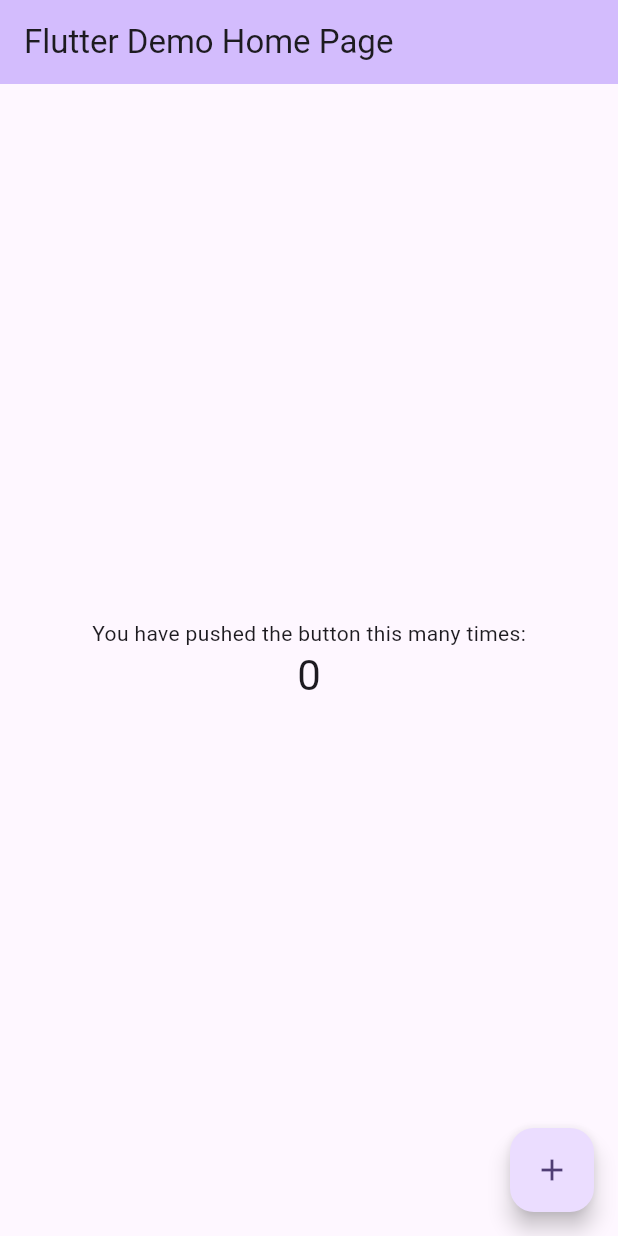
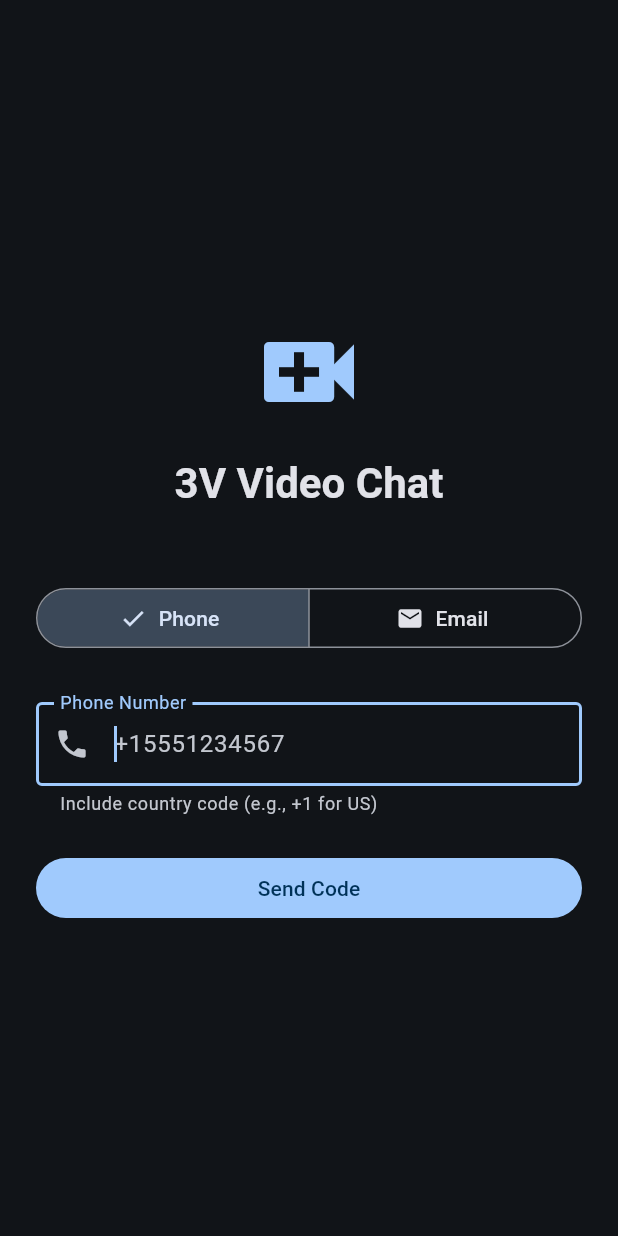
Before and after one commit to bobbygenerik/3v-repo, a Flutter app: the screen it shows after launch, on a phone screen of 412 x 824 dp. Run offline on Flutter 3.47's test engine with Material 3 defaults, Android fonts, the phone set to English and light mode, and no system bars; our stand-ins replace firebase_auth, firebase_core; accounts and stored records are empty.

Commit message:
feat(flutter): implement authentication foundation
Created complete auth system supporting both Android and iOS:

AuthService (services/auth_service.dart):
- Firebase Auth wrapper with ChangeNotifier for reactive state
- Phone authentication (SMS verification flow)
- Email/password authentication (sign in + sign up)
- User-friendly error mapping
- Auth state stream for reactive UI

AuthScreen (screens/auth_screen.dart):
- Segmented control to toggle phone/email auth
- Phone: E.164 format input → SMS code verification
- Email: Sign in / Sign up with validation
- Loading states and error handling
- Material 3 design with dark theme

HomeScreen (screens/home_screen.dart):
- Welcome screen showing authenticated user
- Sign out functionality
- Placeholder for call features (next step)

Main app structure:
- Provider for state management
- StreamBuilder for auth state reactivity
- AuthWrapper routing (AuthScreen ↔ HomeScreen)
- Material 3 theme with blue seed color

This enables simultaneous Android & iOS development from Codespaces.
Next: LiveKitService for video calling.

```diff
--- a/tres_flutter/lib/main.dart
+++ b/tres_flutter/lib/main.dart
@@ -1,122 +1,64 @@
 import 'package:flutter/material.dart';
+import 'package:firebase_core/firebase_core.dart';
+import 'package:firebase_auth/firebase_auth.dart';
+import 'package:provider/provider.dart';
+import 'screens/auth_screen.dart';
+import 'screens/home_screen.dart';
+import 'services/auth_service.dart';
 
-void main() {
-  runApp(const MyApp());
+void main() async {
+  WidgetsFlutterBinding.ensureInitialized();
+  await Firebase.initializeApp();
+  runApp(const TresApp());
 }
 
-class MyApp extends StatelessWidget {
-  const MyApp({super.key});
+class TresApp extends StatelessWidget {
+  const TresApp({super.key});
 
-  // This widget is the root of your application.
   @override
   Widget build(BuildContext context) {
-    return MaterialApp(
-      title: 'Flutter Demo',
-      theme: ThemeData(
-        // This is the theme of your application.
-        //
-        // TRY THIS: Try running your application with "flutter run". You'll see
-        // the application has a purple toolbar. Then, without quitting the app,
-        // try changing the seedColor in the colorScheme below to Colors.green
-        // and then invoke "hot reload" (save your changes or press the "hot
-        // reload" button in a Flutter-supported IDE, or press "r" if you used
-        // the command line to start the app).
-        //
-        // Notice that the counter didn't reset back to zero; the application
-        // state is not lost during the reload. To reset the state, use hot
-        // restart instead.
-        //
-        // This works for code too, not just values: Most code changes can be
-        // tested with just a hot reload.
-        colorScheme: ColorScheme.fromSeed(seedColor: Colors.deepPurple),
+    return MultiProvider(
+      providers: [
+        ChangeNotifierProvider(create: (_) => AuthService()),
+      ],
+      child: MaterialApp(
+        title: '3V Video Chat',
+        theme: ThemeData(
+          colorScheme: ColorScheme.fromSeed(
+            seedColor: Colors.blue,
+            brightness: Brightness.dark,
+          ),
+          useMaterial3: true,
+        ),
+        home: const AuthWrapper(),
+        debugShowCheckedModeBanner: false,
       ),
-      home: const MyHomePage(title: 'Flutter Demo Home Page'),
     );
   }
 }
 
-class MyHomePage extends StatefulWidget {
-  const MyHomePage({super.key, required this.title});
-
-  // This widget is the home page of your application. It is stateful, meaning
-  // that it has a State object (defined below) that contains fields that affect
-  // how it looks.
-
-  // This class is the configuration for the state. It holds the values (in this
-  // case the title) provided by the parent (in this case the App widget) and
-  // used by the build method of the State. Fields in a Widget subclass are
-  // always marked "final".
-
-  final String title;
-
-  @override
-  State<MyHomePage> createState() => _MyHomePageState();
-}
-
-class _MyHomePageState extends State<MyHomePage> {
-  int _counter = 0;
-
-  void _incrementCounter() {
-    setState(() {
-      // This call to setState tells the Flutter framework that something has
-      // changed in this State, which causes it to rerun the build method below
-      // so that the display can reflect the updated values. If we changed
-      // _counter without calling setState(), then the build method would not be
-      // called again, and so nothing would appear to happen.
-      _counter++;
-    });
-  }
+class AuthWrapper extends StatelessWidget {
+  const AuthWrapper({super.key});
 
   @override
   Widget build(BuildContext context) {
-    // This method is rerun every time setState is called, for instance as done
-    // by the _incrementCounter method above.
-    //
-    // The Flutter framework has been optimized to make rerunning build methods
-    // fast, so that you can just rebuild anything that needs updating rather
-    // than having to individually change instances of widgets.
-    return Scaffold(
-      appBar: AppBar(
-        // TRY THIS: Try changing the color here to a specific color (to
-        // Colors.amber, perhaps?) and trigger a hot reload to see the AppBar
-        // change color while the other colors stay the same.
-        backgroundColor: Theme.of(context).colorScheme.inversePrimary,
-        // Here we take the value from the MyHomePage object that was created by
-        // the App.build method, and use it to set our appbar title.
-        title: Text(widget.title),
-      ),
-      body: Center(
-        // Center is a layout widget. It takes a single child and positions it
-        // in the middle of the parent.
-        child: Column(
-          // Column is also a layout widget. It takes a list of children and
-          // arranges them vertically. By default, it sizes itself to fit its
-          // children horizontally, and tries to be as tall as its parent.
-          //
-          // Column has various properties to control how it sizes itself and
-          // how it positions its children. Here we use mainAxisAlignment to
-          // center the children vertically; the main axis here is the vertical
-          // axis because Columns are vertical (the cross axis would be
-          // horizontal).
-          //
-          // TRY THIS: Invoke "debug painting" (choose the "Toggle Debug Paint"
-          // action in the IDE, or press "p" in the console), to see the
-          // wireframe for each widget.
-          mainAxisAlignment: MainAxisAlignment.center,
-          children: <Widget>[
-            const Text('You have pushed the button this many times:'),
-            Text(
-              '$_counter',
-              style: Theme.of(context).textTheme.headlineMedium,
-            ),
-          ],
-        ),
-      ),
-      floatingActionButton: FloatingActionButton(
-        onPressed: _incrementCounter,
-        tooltip: 'Increment',
-        child: const Icon(Icons.add),
-      ), // This trailing comma makes auto-formatting nicer for build methods.
+    final authService = context.watch<AuthService>();
+
+    return StreamBuilder<User?>(
+      stream: authService.authStateChanges,
+      builder: (context, snapshot) {
+        if (snapshot.connectionState == ConnectionState.waiting) {
+          return const Scaffold(
+            body: Center(child: CircularProgressIndicator()),
+          );
+        }
+
+        if (snapshot.hasData) {
+          return const HomeScreen();
+        }
+
+        return const AuthScreen();
+      },
     );
   }
 }
--- /dev/null
+++ b/tres_flutter/lib/screens/auth_screen.dart
@@ -0,0 +1,284 @@
+import 'package:flutter/material.dart';
+import 'package:provider/provider.dart';
+import '../services/auth_service.dart';
+
+class AuthScreen extends StatefulWidget {
+  const AuthScreen({super.key});
+
+  @override
+  State<AuthScreen> createState() => _AuthScreenState();
+}
+
+class _AuthScreenState extends State<AuthScreen> {
+  final _phoneController = TextEditingController();
+  final _codeController = TextEditingController();
+  final _emailController = TextEditingController();
+  final _passwordController = TextEditingController();
+
+  bool _isPhoneAuth = true;
+  bool _isSignUp = false;
+  bool _isLoading = false;
+
+  @override
+  void dispose() {
+    _phoneController.dispose();
+    _codeController.dispose();
+    _emailController.dispose();
+    _passwordController.dispose();
+    super.dispose();
+  }
+
+  Future<void> _handlePhoneAuth() async {
+    final authService = context.read<AuthService>();
+
+    if (authService.isVerificationPending) {
+      // Verify code
+      final code = _codeController.text.trim();
+      if (code.isEmpty) {
+        _showError('Please enter the verification code');
+        return;
+      }
+
+      setState(() => _isLoading = true);
+      final success = await authService.verifyPhoneCode(code);
+      setState(() => _isLoading = false);
+
+      if (!success && mounted) {
+        _showError(authService.errorMessage ?? 'Verification failed');
+      }
+    } else {
+      // Send code
+      final phone = _phoneController.text.trim();
+      if (phone.isEmpty) {
+        _showError('Please enter your phone number');
+        return;
+      }
+
+      // Add + prefix if missing
+      final formattedPhone = phone.startsWith('+') ? phone : '+$phone';
+
+      setState(() => _isLoading = true);
+      final success = await authService.sendPhoneVerificationCode(formattedPhone);
+      setState(() => _isLoading = false);
+
+      if (!success && mounted) {
+        _showError(authService.errorMessage ?? 'Failed to send code');
+      }
+    }
+  }
+
+  Future<void> _handleEmailAuth() async {
+    final authService = context.read<AuthService>();
+    final email = _emailController.text.trim();
+    final password = _passwordController.text.trim();
+
+    if (email.isEmpty || password.isEmpty) {
+      _showError('Please enter email and password');
+      return;
+    }
+
+    setState(() => _isLoading = true);
+
+    final success = _isSignUp
+        ? await authService.createAccountWithEmail(email, password)
+        : await authService.signInWithEmail(email, password);
+
+    setState(() => _isLoading = false);
+
+    if (!success && mounted) {
+      _showError(authService.errorMessage ?? 'Authentication failed');
+    }
+  }
+
+  void _showError(String message) {
+    ScaffoldMessenger.of(context).showSnackBar(
+      SnackBar(
+        content: Text(message),
+        backgroundColor: Colors.red,
+      ),
+    );
+  }
+
+  @override
+  Widget build(BuildContext context) {
+    final authService = context.watch<AuthService>();
+
+    return Scaffold(
+      body: SafeArea(
+        child: Center(
+          child: SingleChildScrollView(
+            padding: const EdgeInsets.all(24.0),
+            child: Column(
+              mainAxisAlignment: MainAxisAlignment.center,
+              crossAxisAlignment: CrossAxisAlignment.stretch,
+              children: [
+                // App Logo/Title
+                Icon(
+                  Icons.video_call,
+                  size: 80,
+                  color: Theme.of(context).colorScheme.primary,
+                ),
+                const SizedBox(height: 16),
+                Text(
+                  '3V Video Chat',
+                  textAlign: TextAlign.center,
+                  style: Theme.of(context).textTheme.headlineMedium?.copyWith(
+                    fontWeight: FontWeight.bold,
+                  ),
+                ),
+                const SizedBox(height: 48),
+
+                // Auth method toggle
+                SegmentedButton<bool>(
+                  segments: const [
+                    ButtonSegment(
+                      value: true,
+                      label: Text('Phone'),
+                      icon: Icon(Icons.phone),
+                    ),
+                    ButtonSegment(
+                      value: false,
+                      label: Text('Email'),
+                      icon: Icon(Icons.email),
+                    ),
+                  ],
+                  selected: {_isPhoneAuth},
+                  onSelectionChanged: (Set<bool> selection) {
+                    setState(() {
+                      _isPhoneAuth = selection.first;
+                      authService.clearError();
+                    });
+                  },
+                ),
+                const SizedBox(height: 32),
+
+                // Auth form
+                if (_isPhoneAuth)
+                  _buildPhoneAuthForm(authService)
+                else
+                  _buildEmailAuthForm(),
+
+                const SizedBox(height: 24),
+
+                // Submit button
+                FilledButton(
+                  onPressed: _isLoading ? null : () {
+                    _isPhoneAuth ? _handlePhoneAuth() : _handleEmailAuth();
+                  },
+                  child: _isLoading
+                      ? const SizedBox(
+                          height: 20,
+                          width: 20,
+                          child: CircularProgressIndicator(strokeWidth: 2),
+                        )
+                      : Text(_getButtonText(authService)),
+                ),
+
+                // Toggle sign up/sign in (email only)
+                if (!_isPhoneAuth) ...[
+                  const SizedBox(height: 16),
+                  TextButton(
+                    onPressed: () {
+                      setState(() => _isSignUp = !_isSignUp);
+                      authService.clearError();
+                    },
+                    child: Text(
+                      _isSignUp
+                          ? 'Already have an account? Sign in'
+                          : 'Need an account? Sign up',
+                    ),
+                  ),
+                ],
+              ],
+            ),
+          ),
+        ),
+      ),
+    );
+  }
+
+  Widget _buildPhoneAuthForm(AuthService authService) {
+    if (authService.isVerificationPending) {
+      return Column(
+        crossAxisAlignment: CrossAxisAlignment.stretch,
+        children: [
+          Text(
+            'Enter the verification code sent to ${_phoneController.text}',
+            textAlign: TextAlign.center,
+            style: Theme.of(context).textTheme.bodyMedium,
+          ),
+          const SizedBox(height: 16),
+          TextField(
+            controller: _codeController,
+            decoration: const InputDecoration(
+              labelText: 'Verification Code',
+              hintText: '123456',
+              border: OutlineInputBorder(),
+              prefixIcon: Icon(Icons.lock),
+            ),
+            keyboardType: TextInputType.number,
+            maxLength: 6,
+            autofocus: true,
+          ),
+          TextButton(
+            onPressed: () async {
+              authService.clearError();
+              setState(() => _isLoading = true);
+              await authService.sendPhoneVerificationCode(_phoneController.text);
+              setState(() => _isLoading = false);
+            },
+            child: const Text('Resend code'),
+          ),
+        ],
+      );
+    }
+
+    return TextField(
+      controller: _phoneController,
+      decoration: const InputDecoration(
+        labelText: 'Phone Number',
+        hintText: '+15551234567',
+        border: OutlineInputBorder(),
+        prefixIcon: Icon(Icons.phone),
+        helperText: 'Include country code (e.g., +1 for US)',
+      ),
+      keyboardType: TextInputType.phone,
+      autofocus: true,
+    );
+  }
+
+  Widget _buildEmailAuthForm() {
+    return Column(
+      children: [
+        TextField(
+          controller: _emailController,
+          decoration: const InputDecoration(
+            labelText: 'Email',
+            hintText: 'your@email.com',
+            border: OutlineInputBorder(),
+            prefixIcon: Icon(Icons.email),
+          ),
+          keyboardType: TextInputType.emailAddress,
+          autofocus: true,
+        ),
+        const SizedBox(height: 16),
+        TextField(
+          controller: _passwordController,
+          decoration: const InputDecoration(
+            labelText: 'Password',
+            border: OutlineInputBorder(),
+            prefixIcon: Icon(Icons.lock),
+          ),
+          obscureText: true,
+        ),
+      ],
+    );
+  }
+
+  String _getButtonText(AuthService authService) {
+    if (_isPhoneAuth) {
+      return authService.isVerificationPending ? 'Verify Code' : 'Send Code';
+    }
+    return _isSignUp ? 'Create Account' : 'Sign In';
+  }
+}
```
Also changed, not shown: tres_flutter/lib/screens/home_screen.dart (added, +68 -0 lines), tres_flutter/lib/services/auth_service.dart (added, +182 -0 lines), 1 other file.
